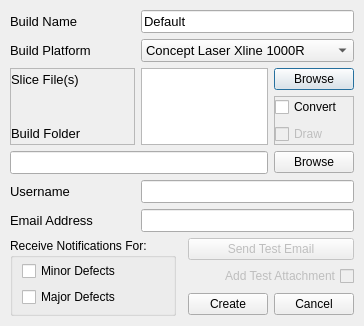
The window that gui/dialogNewBuild.ui (Spinarakk/defectmonitor) describes before a commit, drawn with Qt 5.
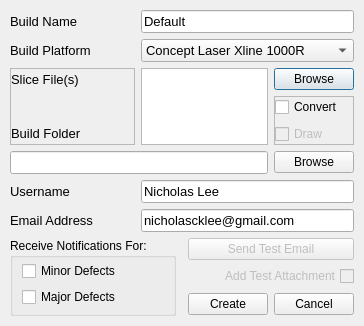
The same window after the commit.

```diff
--- a/gui/dialogNewBuild.ui
+++ b/gui/dialogNewBuild.ui
@@ -314,6 +314,9 @@
        <pointsize>10</pointsize>
       </font>
      </property>
+     <property name="text">
+      <string>Nicholas Lee</string>
+     </property>
      <property name="maxLength">
       <number>99</number>
      </property>
@@ -413,6 +416,9 @@
        <pointsize>10</pointsize>
       </font>
      </property>
+     <property name="text">
+      <string>nicholascklee@gmail.com</string>
+     </property>
      <property name="maxLength">
       <number>99</number>
      </property>
```
